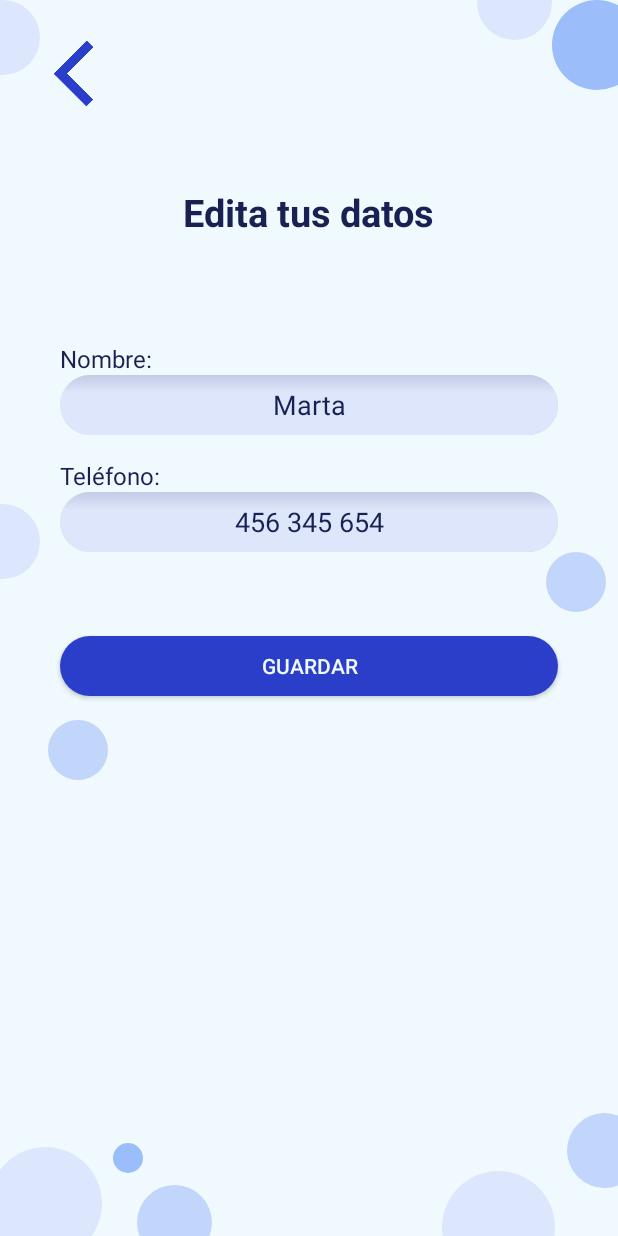
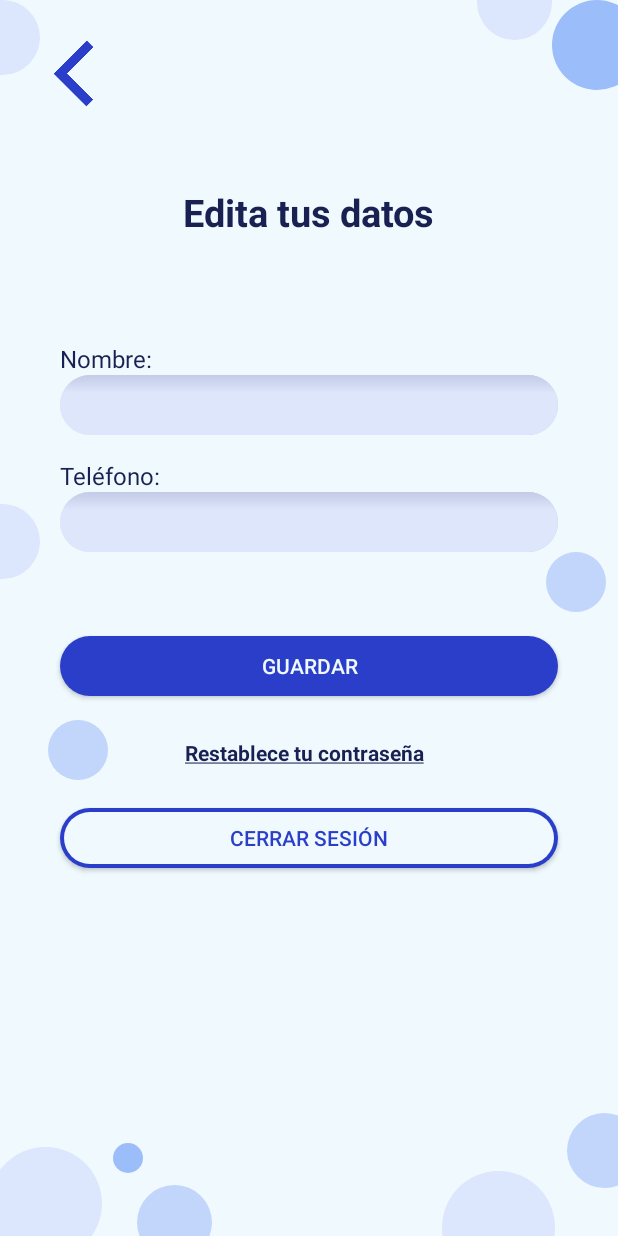
Before and after one commit to CleanAirly/Android, an Android app: the PerfilUsuarioEditar screen opened directly, with no data from a screen before it, on a phone screen of 412 x 824 dp. Run offline under Robolectric (Android 15) with nearby library versions, the phone set to English and light mode, and no system bars; Roboto replaces fonts that are not available here; 3 statements that could not run were skipped.

Commit message:
T004 hecha

```diff
--- a/src/app/src/main/java/com/example/miguelzaragozaesquerdo/ozonecontroller/DatosMedicion.java
+++ b/src/app/src/main/java/com/example/miguelzaragozaesquerdo/ozonecontroller/DatosMedicion.java
@@ -5,7 +5,6 @@ package com.example.miguelzaragozaesquerdo.ozonecontroller;
  * Autor: Mario Merenciano
  */
 public class DatosMedicion {
-
     private int idMedicion;
     private String instante;
     private String lugar;
--- a/src/app/src/main/java/com/example/miguelzaragozaesquerdo/ozonecontroller/Login.java
+++ b/src/app/src/main/java/com/example/miguelzaragozaesquerdo/ozonecontroller/Login.java
@@ -203,9 +203,7 @@ public class Login extends AppCompatActivity {
      * Maneja el evento de inicio de sesión o registro.
      */
     public void botonLoginLanding(View view) {
-
         if(!InputNombre.getText().toString().equals("")|| !InputContrasenya.getText().toString().equals("")){
-
             String email = InputNombre.getText().toString();
             String password = Utilidades.hashPassword(InputContrasenya.getText().toString());
 
--- a/src/app/src/main/java/com/example/miguelzaragozaesquerdo/ozonecontroller/MainActivity.java
+++ b/src/app/src/main/java/com/example/miguelzaragozaesquerdo/ozonecontroller/MainActivity.java
@@ -42,7 +42,6 @@ import androidx.appcompat.app.AppCompatActivity;
 //-----------------------------------------------------------------------------
 //-----------------------------------------------------------------------------
 public class MainActivity extends AppCompatActivity {
-
     private TextView elTexto;
     private Button elBotonEnviar;
     private TextView textoPost;
--- a/src/app/src/main/java/com/example/miguelzaragozaesquerdo/ozonecontroller/MiServicio.java
+++ b/src/app/src/main/java/com/example/miguelzaragozaesquerdo/ozonecontroller/MiServicio.java
@@ -1,6 +1,7 @@
 package com.example.miguelzaragozaesquerdo.ozonecontroller;
 
 import android.Manifest;
+import android.annotation.SuppressLint;
 import android.app.NotificationChannel;
 import android.app.NotificationManager;
 import android.app.Service;
@@ -96,6 +97,7 @@ public class MiServicio extends Service {
         }
     }
 
+    @SuppressLint("ForegroundServiceType")
     @Override
     public int onStartCommand(Intent intent, int flags, int startId) {
         NotificationCompat.Builder notificacion = new NotificationCompat.Builder(this, CANAL_ID) .setContentTitle("Inicializando...")
--- a/src/app/src/main/res/layout/perfil_usuario_editar_activity.xml
+++ b/src/app/src/main/res/layout/perfil_usuario_editar_activity.xml
@@ -5,6 +5,36 @@
     android:layout_width="match_parent"
     android:layout_height="match_parent"
     android:background="@color/colorFondo">
+
+    <TextView
+        android:id="@+id/txtRestablecerPass"
+        android:layout_width="wrap_content"
+        android:layout_height="wrap_content"
+        android:text="Restablece tu contraseña"
+        android:textColor="@color/colortxt"
+        android:textStyle="bold"
+        app:layout_constraintBottom_toTopOf="@+id/buttonCerrarSesion"
+        app:layout_constraintEnd_toEndOf="parent"
+        app:layout_constraintHorizontal_bias="0.489"
+        app:layout_constraintStart_toStartOf="parent"
+        app:layout_constraintTop_toBottomOf="@+id/button5" />
+
+    <Button
+        android:id="@+id/buttonCerrarSesion"
+        android:layout_width="0dp"
+        android:layout_height="40dp"
+        android:layout_marginStart="40dp"
+        android:layout_marginEnd="40dp"
+        android:background="@drawable/boton_secundario"
+        android:onClick="botonCerrarSesion"
+        android:text="Cerrar sesión"
+        android:textColor="@color/colorBotones"
+        app:layout_constraintBottom_toBottomOf="parent"
+        app:layout_constraintEnd_toEndOf="parent"
+        app:layout_constraintHorizontal_bias="0.0"
+        app:layout_constraintStart_toStartOf="parent"
+        app:layout_constraintTop_toBottomOf="@+id/button5"
+        app:layout_constraintVertical_bias="0.234" />
 
     <ImageView
         android:id="@+id/circuloPerfilEditar8"
@@ -146,7 +176,6 @@
         android:layout_marginBottom="16dp"
         android:background="@drawable/textbox"
         android:ems="10"
-        android:hint="Marta"
         android:inputType="text"
         android:textAlignment="center"
         android:textColorHint="@color/colortxt"
@@ -177,7 +206,6 @@
         android:layout_marginBottom="32dp"
         android:background="@drawable/textbox"
         android:ems="10"
-        android:hint="456 345 654"
         android:inputType="number"
         android:textAlignment="center"
         android:textColorHint="@color/colortxt"
@@ -248,4 +276,13 @@
         app:layout_constraintStart_toStartOf="@+id/nombreEditarPerfil"
         app:layout_constraintTop_toBottomOf="@+id/nombreEditarPerfil" />
 
+    <TextView
+        android:id="@+id/txtEmail"
+        android:layout_width="wrap_content"
+        android:layout_height="wrap_content"
+        app:layout_constraintBottom_toBottomOf="parent"
+        app:layout_constraintEnd_toEndOf="@+id/button5"
+        app:layout_constraintStart_toStartOf="@+id/button5"
+        app:layout_constraintTop_toBottomOf="@+id/buttonCerrarSesion" />
+
 </androidx.constraintlayout.widget.ConstraintLayout>
```
Also changed, not shown: src/app/src/main/java/com/example/miguelzaragozaesquerdo/ozonecontroller/Home.java (+15 -9 lines), src/app/src/main/java/com/example/miguelzaragozaesquerdo/ozonecontroller/Informacion.java (+11 -0 lines), src/app/src/main/java/com/example/miguelzaragozaesquerdo/ozonecontroller/PerfilUsuario.java (+11 -2 lines), src/app/src/main/java/com/example/miguelzaragozaesquerdo/ozonecontroller/PerfilUsuarioEditar.java (+103 -6 lines), src/app/src/main/res/layout/perfil_usuario_activity.xml (+5 -5 lines).
